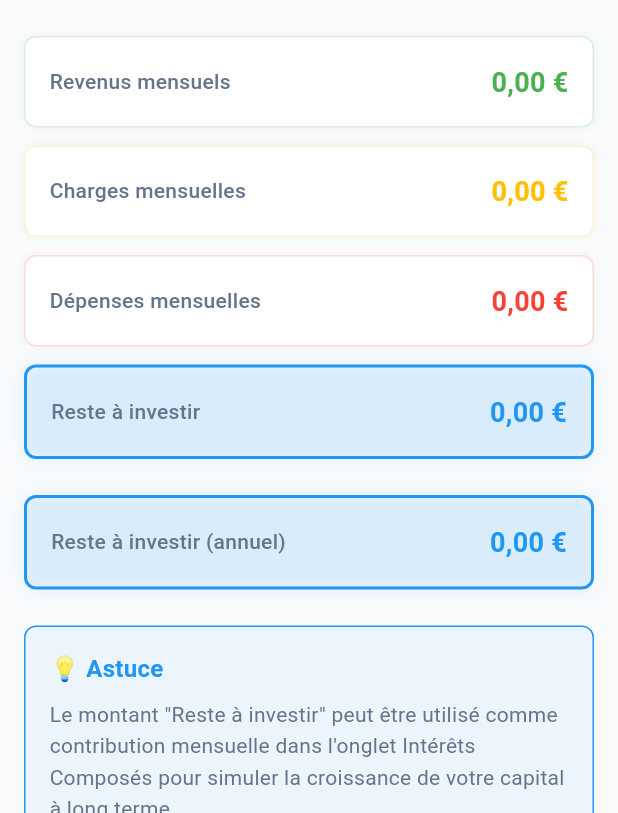
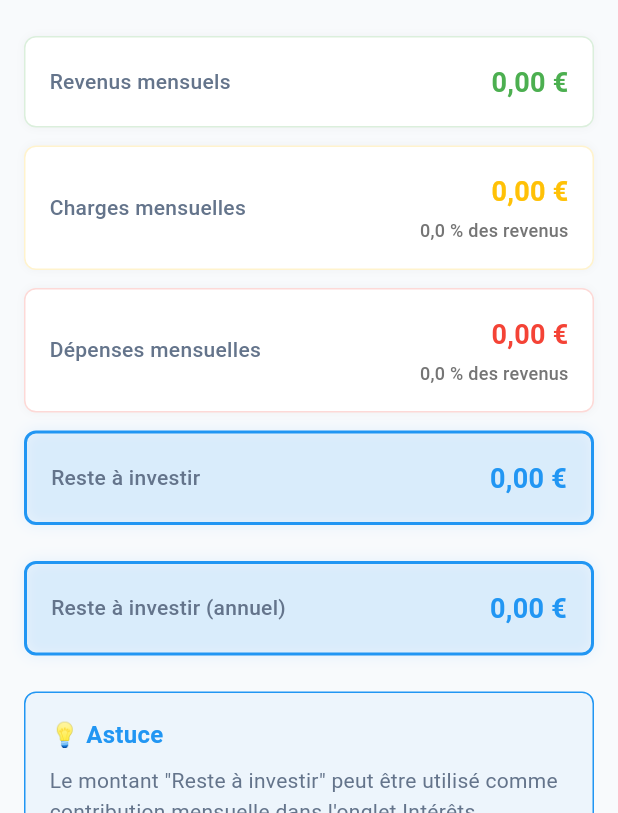
Before and after one commit to tekanoo/Budgway, a Flutter app: the BudgetSimulatorTab widget shown alone on an empty page, opened directly, scrolled down 576 dp, on a phone screen of 412 x 824 dp, the part 423-1236 px from its top. Run offline on Flutter 3.47's test engine with Material 3 defaults, Android fonts, the phone set to English and light mode, and no system bars; our stand-ins replace cloud_firestore, firebase_analytics, firebase_auth, firebase_core, google_sign_in, shared_preferences; missing offline and left inert: encrypt; accounts and stored records are empty; generated files the repository leaves out were written again.

Commit message:
feat: ajout des pourcentages par rapport aux revenus dans le résumé
- Affichage du pourcentage des charges par rapport aux revenus
- Affichage du pourcentage des dépenses par rapport aux revenus
- Améliore la lisibilité des proportions du budget

```diff
--- a/lib/screens/budget_simulator_tab.dart
+++ b/lib/screens/budget_simulator_tab.dart
@@ -752,6 +752,10 @@ class _BudgetSimulatorTabState extends State<BudgetSimulatorTab> {
     final totalExpenses = _getTotalExpenses();
     final remaining = _getRemainingToInvest();
 
+    // Calcul des pourcentages
+    final chargesPercent = totalIncome > 0 ? (totalCharges / totalIncome) * 100 : 0.0;
+    final expensesPercent = totalIncome > 0 ? (totalExpenses / totalIncome) * 100 : 0.0;
+
     return Column(
       crossAxisAlignment: CrossAxisAlignment.start,
       children: [
@@ -771,12 +775,14 @@ class _BudgetSimulatorTabState extends State<BudgetSimulatorTab> {
           label: 'Charges mensuelles',
           amount: totalCharges,
           color: const Color(0xFFFFC107),
+          percentage: chargesPercent,
         ),
         const SizedBox(height: 12),
         _buildSummaryCard(
           label: 'Dépenses mensuelles',
           amount: totalExpenses,
           color: const Color(0xFFf44336),
+          percentage: expensesPercent,
         ),
         const SizedBox(height: 12),
         _buildSummaryCard(
@@ -807,6 +813,7 @@ class _BudgetSimulatorTabState extends State<BudgetSimulatorTab> {
     required double amount,
     required Color color,
     bool isHighlight = false,
+    double? percentage,
   }) {
     return Container(
       decoration: BoxDecoration(
@@ -827,6 +834,9 @@ class _BudgetSimulatorTabState extends State<BudgetSimulatorTab> {
             label,
             style: const TextStyle(fontSize: 14, fontWeight: FontWeight.w500),
           ),
+          Column(
+            crossAxisAlignment: CrossAxisAlignment.end,
+            children: [
               Text(
                 '${amount.toStringAsFixed(2).replaceAll('.', ',')} €',
                 style: TextStyle(
@@ -834,6 +844,20 @@ class _BudgetSimulatorTabState extends State<BudgetSimulatorTab> {
                   fontWeight: FontWeight.bold,
                   color: color,
                 ),
+              ),
+              if (percentage != null)
+                Padding(
+                  padding: const EdgeInsets.only(top: 4),
+                  child: Text(
+                    '${percentage.toStringAsFixed(1).replaceAll('.', ',')} % des revenus',
+                    style: TextStyle(
+                      fontSize: 12,
+                      color: Colors.grey.shade600,
+                      fontWeight: FontWeight.w500,
+                    ),
+                  ),
+                ),
+            ],
           ),
         ],
       ),
```
Lines whose indentation alone changed are shown as unchanged.
